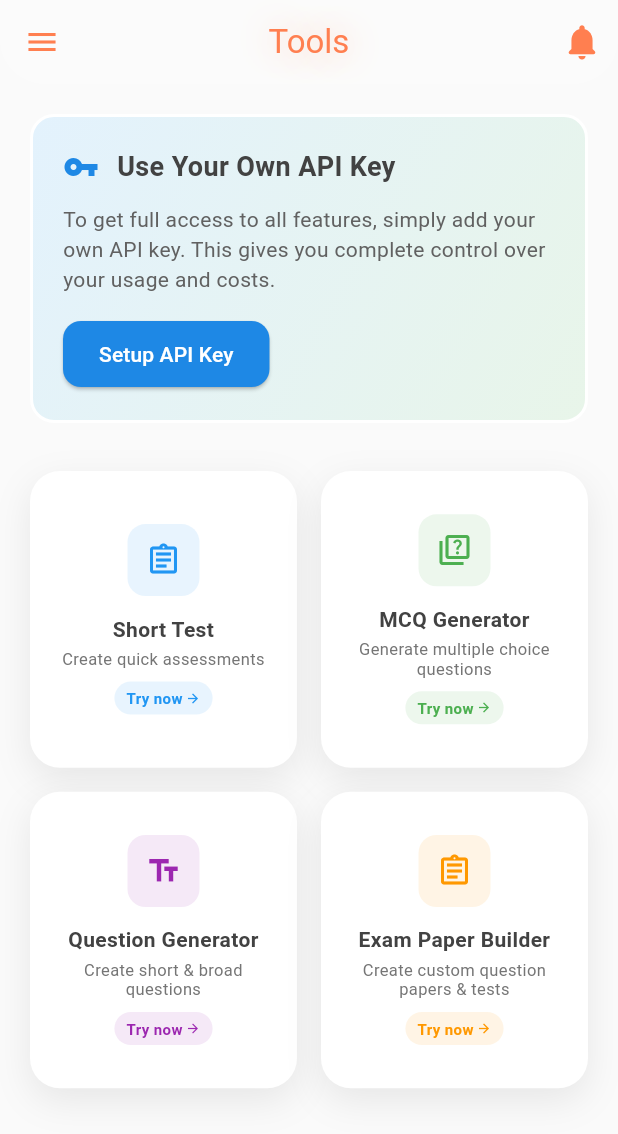
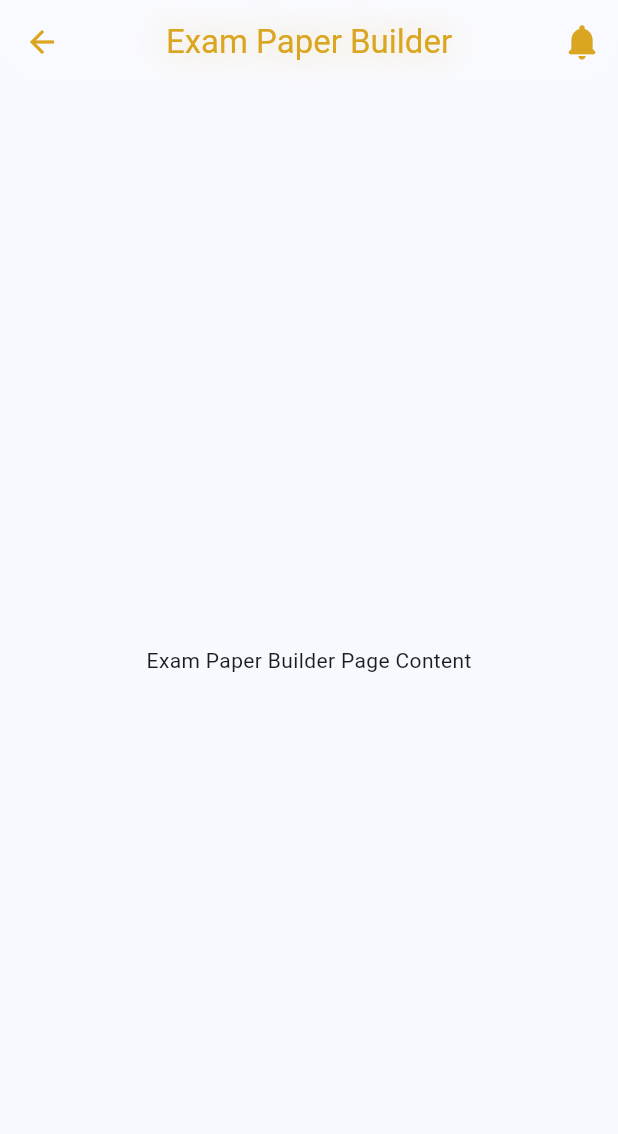
Before and after one commit to Pi-Dev-0/Pi-QBank, a Flutter app: the ToolsPage screen opened directly, after a tap on "Exam Paper Builder", on a phone screen of 412 x 824 dp. Shown: the top 1134 px of the screen. Run offline on Flutter 3.47's test engine with Material 3 defaults, Android fonts, the phone set to English and light mode, and no system bars; our stand-ins replace connectivity_plus, file_picker, image_picker, logger, open_file, permission_handler and 4 more; missing offline and left inert: flutter_pdfview; accounts and stored records are empty; network calls fail; Roboto replaces fonts that are missing (HindSiliguri).

Commit message:
feat: Add Exam Paper Builder page to Tools
Integrate the new `ExamPaperBuilderPage` into the `ToolsPage`. This allows users to navigate to the exam paper builder functionality directly from the tools section, enabling them to create custom question papers and tests.

```diff
--- /dev/null
+++ b/lib/pages/exam_paper_builder_page.dart
@@ -0,0 +1,18 @@
+import 'package:flutter/material.dart';
+import 'package:pi_qbank/widgets/custom_app_bar.dart';
+
+class ExamPaperBuilderPage extends StatelessWidget {
+  const ExamPaperBuilderPage({super.key});
+
+  @override
+  Widget build(BuildContext context) {
+    return Scaffold(
+      appBar: CustomAppBar(
+        title: 'Exam Paper Builder',
+      ),
+      body: Center(
+        child: Text('Exam Paper Builder Page Content'),
+      ),
+    );
+  }
+}
--- a/lib/pages/tools_page.dart
+++ b/lib/pages/tools_page.dart
@@ -4,6 +4,7 @@ import 'package:pi_qbank/pages/prepare_short_test_page.dart';
 import 'package:pi_qbank/widgets/api_key_dialog.dart';
 import 'package:pi_qbank/pages/mcq_generator_page.dart'; // Import MCQGeneratorPage
 import 'package:pi_qbank/pages/question_generator_page.dart'; // Import QuestionGeneratorPage
+import 'package:pi_qbank/pages/exam_paper_builder_page.dart'; // Import ExamPaperBuilderPage
 import '../widgets/app_drawer.dart'; // Import AppDrawer
 
 class ToolsPage extends StatelessWidget {
@@ -151,7 +152,12 @@ class ToolsPage extends StatelessWidget {
                   'Create custom question papers & tests',
                   Colors.orange,
                   () {
-                    // Navigate to Exam Paper Builder page
+                    Navigator.push(
+                      context,
+                      MaterialPageRoute(
+                        builder: (context) => const ExamPaperBuilderPage(),
+                      ),
+                    );
                   },
                 ),
               ],
```
